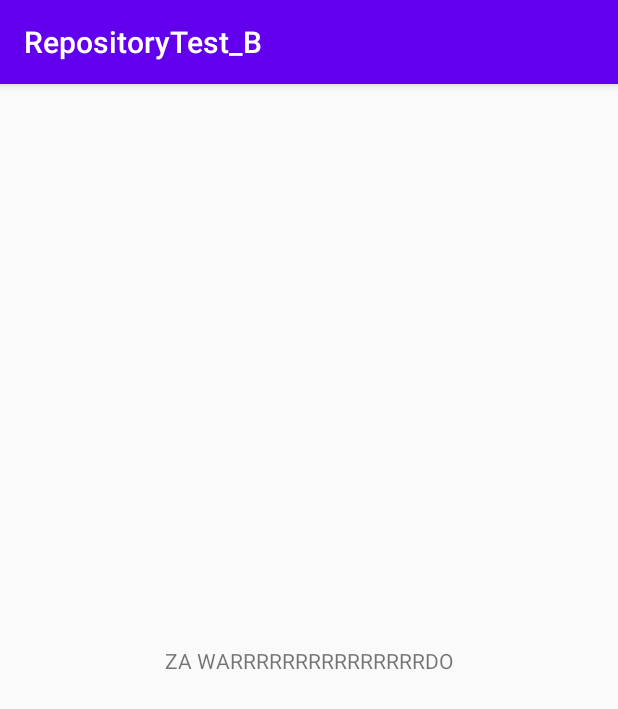
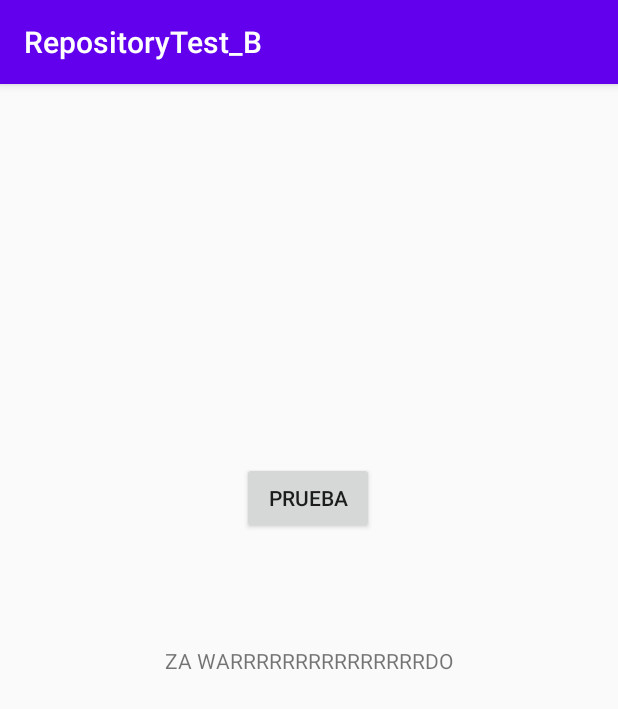
Before and after one commit to cyserser/RepositoryTest_B, an Android app: the screen it shows after launch (MainActivity), on a phone screen of 412 x 824 dp. Shown: the top 709 px of the screen. Run offline under Robolectric (Android 15) with nearby library versions, the phone set to English and light mode, and no system bars.

Commit message:
T0.0 Añadido Boton

```diff
--- a/app/src/main/res/layout/activity_main.xml
+++ b/app/src/main/res/layout/activity_main.xml
@@ -15,4 +15,15 @@
         app:layout_constraintRight_toRightOf="parent"
         app:layout_constraintTop_toTopOf="parent" />
 
+    <Button
+        android:id="@+id/button"
+        android:layout_width="wrap_content"
+        android:layout_height="wrap_content"
+        android:layout_marginTop="252dp"
+        android:text="Prueba"
+        app:layout_constraintEnd_toEndOf="parent"
+        app:layout_constraintHorizontal_bias="0.498"
+        app:layout_constraintStart_toStartOf="parent"
+        app:layout_constraintTop_toTopOf="parent" />
+
 </androidx.constraintlayout.widget.ConstraintLayout>
```
